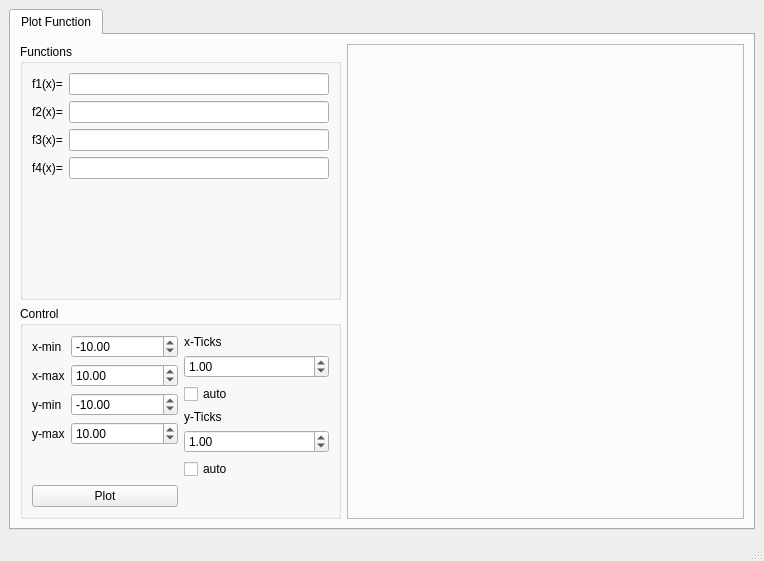
Qt form src/mathtools.ui (trent2/MathTools) before a commit.
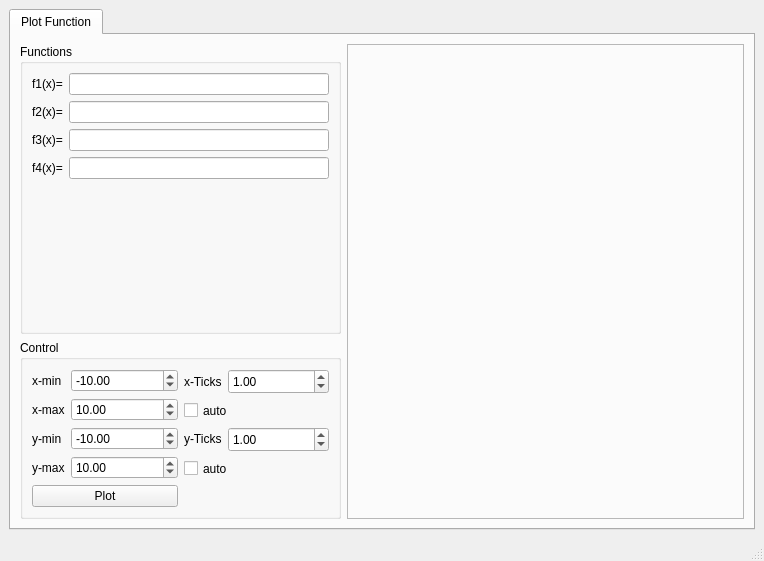
The same form after that commit. Custom widgets are drawn as their Qt base class.

What changed in the file:
```diff
--- a/src/mathtools.ui
+++ b/src/mathtools.ui
@@ -251,21 +251,27 @@
             </layout>
            </item>
            <item row="0" column="1">
-            <layout class="QVBoxLayout" name="tickVBox">
-             <item>
+            <layout class="QFormLayout" name="formLayout_2">
+             <item row="0" column="0">
               <widget class="QLabel" name="xticksLabel">
+               <property name="minimumSize">
+                <size>
+                 <width>0</width>
+                 <height>15</height>
+                </size>
+               </property>
                <property name="text">
                 <string>x-Ticks</string>
                </property>
               </widget>
              </item>
-             <item>
+             <item row="0" column="1">
               <widget class="QDoubleSpinBox" name="xticksDSpinBox">
-               <property name="sizePolicy">
-                <sizepolicy hsizetype="Preferred" vsizetype="Preferred">
-                 <horstretch>0</horstretch>
-                 <verstretch>0</verstretch>
-                </sizepolicy>
+               <property name="minimumSize">
+                <size>
+                 <width>0</width>
+                 <height>25</height>
+                </size>
                </property>
                <property name="maximum">
                 <double>100000.000000000000000</double>
@@ -275,27 +281,33 @@
                </property>
               </widget>
              </item>
-             <item>
+             <item row="1" column="0" colspan="2">
               <widget class="QCheckBox" name="xAutoCheckBox">
+               <property name="minimumSize">
+                <size>
+                 <width>0</width>
+                 <height>21</height>
+                </size>
+               </property>
                <property name="text">
                 <string>auto</string>
                </property>
               </widget>
              </item>
-             <item>
+             <item row="2" column="0">
               <widget class="QLabel" name="yticksLabel">
                <property name="text">
                 <string>y-Ticks</string>
                </property>
               </widget>
              </item>
-             <item>
+             <item row="2" column="1">
               <widget class="QDoubleSpinBox" name="yticksDSpinBox">
-               <property name="sizePolicy">
-                <sizepolicy hsizetype="Preferred" vsizetype="Preferred">
-                 <horstretch>0</horstretch>
-                 <verstretch>0</verstretch>
-                </sizepolicy>
+               <property name="minimumSize">
+                <size>
+                 <width>0</width>
+                 <height>25</height>
+                </size>
                </property>
                <property name="maximum">
                 <double>100000.000000000000000</double>
@@ -305,8 +317,14 @@
                </property>
               </widget>
              </item>
-             <item>
+             <item row="3" column="0" colspan="2">
               <widget class="QCheckBox" name="yAutoCheckBox">
+               <property name="minimumSize">
+                <size>
+                 <width>0</width>
+                 <height>21</height>
+                </size>
+               </property>
                <property name="text">
                 <string>auto</string>
                </property>
```
Left out of the diff: 56 changed lines with no effect on the pictures.
